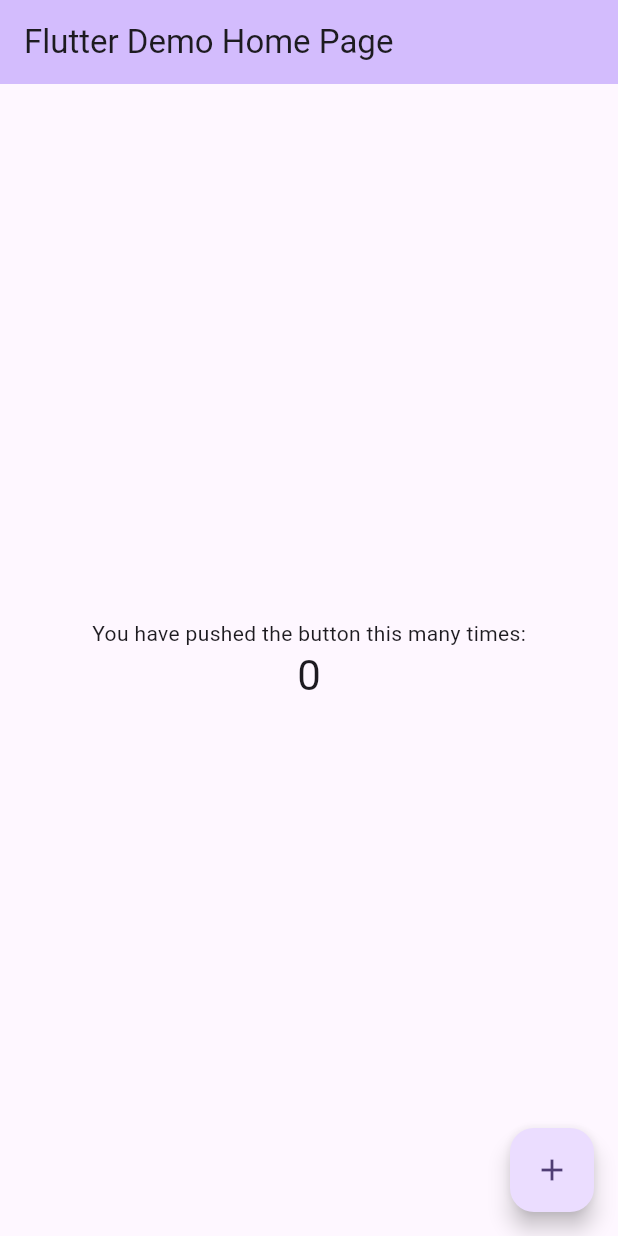
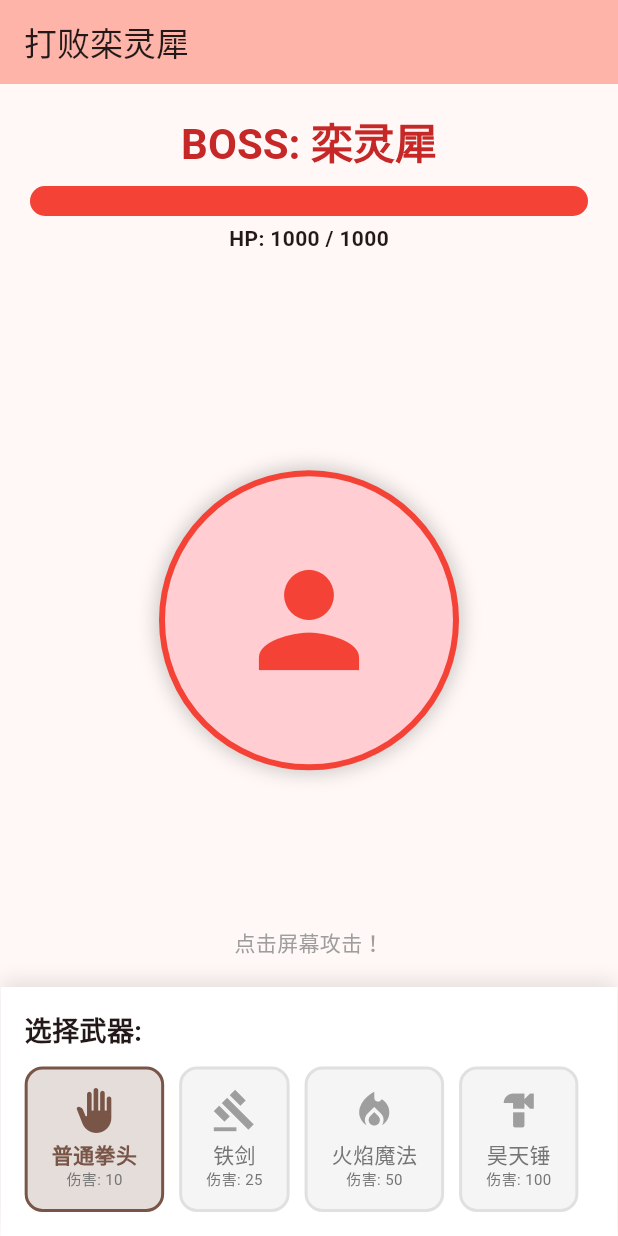
Before and after one commit to could-ai/019b6541-71ec-7f69-9abe-8d49be2211ee, a Flutter app: the screen it shows after launch, on a phone screen of 412 x 824 dp. Run offline on Flutter 3.47's test engine with Material 3 defaults, Android fonts, the phone set to English and light mode, and no system bars.

Commit message:
Update main.dart to set up the app title and route to the new GameScreen.; Create GameScreen with boss battle mechanics, health bar, weapon selection, and damage animations.

```diff
--- /dev/null
+++ b/usr/lib/game_screen.dart
@@ -0,0 +1,393 @@
+import 'dart:async';
+import 'dart:math';
+import 'package:flutter/material.dart';
+
+class GameScreen extends StatefulWidget {
+  const GameScreen({super.key});
+
+  @override
+  State<GameScreen> createState() => _GameScreenState();
+}
+
+class Weapon {
+  final String name;
+  final int damage;
+  final IconData icon;
+  final Color color;
+
+  const Weapon({
+    required this.name,
+    required this.damage,
+    required this.icon,
+    required this.color,
+  });
+}
+
+class DamageText {
+  final String id;
+  final int damage;
+  final double x;
+  final double y;
+  double opacity = 1.0;
+  double offset = 0.0;
+
+  DamageText({
+    required this.id,
+    required this.damage,
+    required this.x,
+    required this.y,
+  });
+}
+
+class _GameScreenState extends State<GameScreen> with TickerProviderStateMixin {
+  // 游戏数值
+  static const int _initialHp = 1000;
+  int _currentHp = _initialHp;
+  bool _isDefeated = false;
+
+  // 武器列表
+  final List<Weapon> _weapons = [
+    const Weapon(name: '普通拳头', damage: 10, icon: Icons.back_hand, color: Colors.brown),
+    const Weapon(name: '铁剑', damage: 25, icon: Icons.gavel, color: Colors.blueGrey),
+    const Weapon(name: '火焰魔法', damage: 50, icon: Icons.local_fire_department, color: Colors.orange),
+    const Weapon(name: '昊天锤', damage: 100, icon: Icons.hardware, color: Colors.purple),
+  ];
+
+  late Weapon _selectedWeapon;
+
+  // 动画控制
+  late AnimationController _shakeController;
+  late Animation<double> _shakeAnimation;
+
+  // 浮动伤害数字
+  final List<DamageText> _damageTexts = [];
+
+  @override
+  void initState() {
+    super.initState();
+    _selectedWeapon = _weapons[0];
+
+    // 初始化受击抖动动画
+    _shakeController = AnimationController(
+      duration: const Duration(milliseconds: 100),
+      vsync: this,
+    );
+    _shakeAnimation = Tween<double>(begin: 0, end: 10).animate(
+      CurvedAnimation(parent: _shakeController, curve: Curves.elasticIn),
+    )..addStatusListener((status) {
+      if (status == AnimationStatus.completed) {
+        _shakeController.reverse();
+      }
+    });
+  }
+
+  @override
+  void dispose() {
+    _shakeController.dispose();
+    super.dispose();
+  }
+
+  void _attack() {
+    if (_isDefeated) return;
+
+    // 播放抖动动画
+    _shakeController.forward(from: 0);
+
+    setState(() {
+      _currentHp -= _selectedWeapon.damage;
+      if (_currentHp <= 0) {
+        _currentHp = 0;
+        _isDefeated = true;
+        _showVictoryDialog();
+      }
+
+      // 添加伤害数字效果
+      _addDamageText(_selectedWeapon.damage);
+    });
+  }
+
+  void _addDamageText(int damage) {
+    final id = DateTime.now().toIso8601String() + Random().nextInt(1000).toString();
+    // 随机位置偏移
+    final randomX = Random().nextDouble() * 100 - 50;
+    final randomY = Random().nextDouble() * 50 - 25;
+
+    final text = DamageText(
+      id: id,
+      damage: damage,
+      x: randomX,
+      y: randomY,
+    );
+
+    setState(() {
+      _damageTexts.add(text);
+    });
+
+    // 简单的动画循环让数字飘起来
+    Timer.periodic(const Duration(milliseconds: 16), (timer) {
+      if (!mounted) {
+        timer.cancel();
+        return;
+      }
+
+      setState(() {
+        final index = _damageTexts.indexWhere((t) => t.id == id);
+        if (index != -1) {
+          _damageTexts[index].offset += 2.0; // 向上飘
+          _damageTexts[index].opacity -= 0.02; // 变淡
+
+          if (_damageTexts[index].opacity <= 0) {
+            _damageTexts.removeAt(index);
+            timer.cancel();
+          }
+        } else {
+          timer.cancel();
+        }
+      });
+    });
+  }
+
+  void _restartGame() {
+    setState(() {
+      _currentHp = _initialHp;
+      _isDefeated = false;
+      _damageTexts.clear();
+    });
+    Navigator.of(context).pop();
+  }
+
+  void _showVictoryDialog() {
+    showDialog(
+      context: context,
+      barrierDismissible: false,
+      builder: (context) => AlertDialog(
+        title: const Text('🎉 胜利！'),
+        content: const Text('你成功打败了栾灵犀！'),
+        actions: [
+          TextButton(
+            onPressed: _restartGame,
+            child: const Text('再打一次'),
+          ),
+        ],
+      ),
+    );
+  }
+
+  @override
+  Widget build(BuildContext context) {
+    return Scaffold(
+      appBar: AppBar(
+        title: const Text('打败栾灵犀'),
+        backgroundColor: Theme.of(context).colorScheme.inversePrimary,
+      ),
+      body: Column(
+        children: [
+          // 顶部血条区域
+          Padding(
+            padding: const EdgeInsets.all(20.0),
+            child: Column(
+              children: [
+                Text(
+                  'BOSS: 栾灵犀',
+                  style: Theme.of(context).textTheme.headlineMedium?.copyWith(
+                    fontWeight: FontWeight.bold,
+                    color: Colors.red[800],
+                  ),
+                ),
+                const SizedBox(height: 10),
+                ClipRRect(
+                  borderRadius: BorderRadius.circular(10),
+                  child: LinearProgressIndicator(
+                    value: _currentHp / _initialHp,
+                    minHeight: 20,
+                    backgroundColor: Colors.grey[300],
+                    color: Colors.red,
+                  ),
+                ),
+                const SizedBox(height: 5),
+                Text(
+                  'HP: $_currentHp / $_initialHp',
+                  style: const TextStyle(fontWeight: FontWeight.bold),
+                ),
+              ],
+            ),
+          ),
+
+          // 中间战斗区域
+          Expanded(
+            child: GestureDetector(
+              onTap: _attack,
+              behavior: HitTestBehavior.opaque, // 确保点击整个区域都有效
+              child: Stack(
+                alignment: Alignment.center,
+                children: [
+                  // 背景点击提示
+                  const Positioned(
+                    bottom: 20,
+                    child: Text(
+                      '点击屏幕攻击！',
+                      style: TextStyle(color: Colors.grey),
+                    ),
+                  ),
+
+                  // BOSS 形象
+                  AnimatedBuilder(
+                    animation: _shakeController,
+                    builder: (context, child) {
+                      return Transform.translate(
+                        offset: Offset(
+                          sin(_shakeController.value * pi * 4) * 10,
+                          0
+                        ),
+                        child: child,
+                      );
+                    },
+                    child: Column(
+                      mainAxisAlignment: MainAxisAlignment.center,
+                      children: [
+                        Container(
+                          width: 200,
+                          height: 200,
+                          decoration: BoxDecoration(
+                            color: _isDefeated ? Colors.grey : Colors.red[100],
+                            shape: BoxShape.circle,
+                            border: Border.all(
+                              color: _isDefeated ? Colors.grey : Colors.red,
+                              width: 4,
+                            ),
+                            boxShadow: [
+                              BoxShadow(
+                                color: Colors.black.withOpacity(0.2),
+                                blurRadius: 10,
+                                spreadRadius: 2,
+                              )
+                            ],
+                          ),
+                          child: Center(
+                            child: _isDefeated
+                              ? const Icon(Icons.sentiment_very_dissatisfied, size: 100, color: Colors.white)
+                              : const Icon(Icons.person, size: 100, color: Colors.red),
+                          ),
+                        ),
+                        const SizedBox(height: 20),
+                        if (_isDefeated)
+                          const Text(
+                            '已击败',
+                            style: TextStyle(fontSize: 24, fontWeight: FontWeight.bold, color: Colors.grey),
+                          ),
+                      ],
+                    ),
+                  ),
+
+                  // 伤害数字层
+                  ..._damageTexts.map((text) {
+                    return Positioned(
+                      left: MediaQuery.of(context).size.width / 2 + text.x - 20, // 居中偏移
+                      top: MediaQuery.of(context).size.height / 3 - text.offset + text.y,
+                      child: Opacity(
+                        opacity: text.opacity,
+                        child: Text(
+                          '-${text.damage}',
+                          style: TextStyle(
+                            fontSize: 32,
+                            fontWeight: FontWeight.bold,
+                            color: Colors.red[900],
+                            shadows: const [
+                              Shadow(
+                                blurRadius: 2,
+                                color: Colors.white,
+                                offset: Offset(1, 1),
+                              )
+                            ],
+                          ),
+                        ),
+                      ),
+                    );
+                  }),
+                ],
+              ),
+            ),
+          ),
+
+          // 底部武器选择区域
+          Container(
+            padding: const EdgeInsets.all(16),
+            decoration: BoxDecoration(
+              color: Colors.white,
+              boxShadow: [
+                BoxShadow(
+                  color: Colors.black.withOpacity(0.1),
+                  blurRadius: 10,
+                  offset: const Offset(0, -5),
+                ),
+              ],
+            ),
+            child: Column(
+              crossAxisAlignment: CrossAxisAlignment.start,
+              children: [
+                const Text(
+                  '选择武器:',
+                  style: TextStyle(fontSize: 18, fontWeight: FontWeight.bold),
+                ),
+                const SizedBox(height: 10),
+                SingleChildScrollView(
+                  scrollDirection: Axis.horizontal,
+                  child: Row(
+                    children: _weapons.map((weapon) {
+                      final isSelected = _selectedWeapon == weapon;
+                      return Padding(
+                        padding: const EdgeInsets.only(right: 10),
+                        child: InkWell(
+                          onTap: () {
+                            setState(() {
+                              _selectedWeapon = weapon;
+                            });
+                          },
+                          child: Container(
+                            padding: const EdgeInsets.symmetric(horizontal: 16, vertical: 12),
+                            decoration: BoxDecoration(
+                              color: isSelected ? weapon.color.withOpacity(0.2) : Colors.grey[100],
+                              border: Border.all(
+                                color: isSelected ? weapon.color : Colors.grey[300]!,
+                                width: 2,
+                              ),
+                              borderRadius: BorderRadius.circular(12),
+                            ),
+                            child: Column(
+                              children: [
+                                Icon(
+                                  weapon.icon,
+                                  color: isSelected ? weapon.color : Colors.grey,
+                                  size: 30,
+                                ),
+                                const SizedBox(height: 4),
+                                Text(
+                                  weapon.name,
+                                  style: TextStyle(
+                                    fontWeight: isSelected ? FontWeight.bold : FontWeight.normal,
+                                    color: isSelected ? weapon.color : Colors.grey[600],
+                                  ),
+                                ),
+                                Text(
+                                  '伤害: ${weapon.damage}',
+                                  style: TextStyle(
+                                    fontSize: 10,
+                                    color: Colors.grey[600],
+                                  ),
+                                ),
+                              ],
+                            ),
+                          ),
+                        ),
+                      );
+                    }).toList(),
+                  ),
+                ),
+              ],
+            ),
+          ),
+        ],
+      ),
+    );
+  }
+}
--- a/usr/lib/main.dart
+++ b/usr/lib/main.dart
@@ -1,4 +1,5 @@
 import 'package:flutter/material.dart';
+import 'game_screen.dart';
 
 void main() {
   runApp(const MyApp());
@@ -7,117 +8,19 @@ void main() {
 class MyApp extends StatelessWidget {
   const MyApp({super.key});
 
-  // This widget is the root of your application.
   @override
   Widget build(BuildContext context) {
     return MaterialApp(
-      title: 'Flutter Demo',
+      title: '打败栾灵犀',
       debugShowCheckedModeBanner: false,
       theme: ThemeData(
-        // This is the theme of your application.
-        //
-        // TRY THIS: Try running your application with "flutter run". You'll see
-        // the application has a purple toolbar. Then, without quitting the app,
-        // try changing the seedColor in the colorScheme below to Colors.green
-        // and then invoke "hot reload" (save your changes or press the "hot
-        // reload" button in a Flutter-supported IDE, or press "r" if you used
-        // the command line to start the app).
-        //
-        // Notice that the counter didn't reset back to zero; the application
-        // state is not lost during the reload. To reset the state, use hot
-        // restart instead.
-        //
-        // This works for code too, not just values: Most code changes can be
-        // tested with just a hot reload.
-        colorScheme: ColorScheme.fromSeed(seedColor: Colors.deepPurple),
+        colorScheme: ColorScheme.fromSeed(seedColor: Colors.red),
+        useMaterial3: true,
       ),
       initialRoute: '/',
       routes: {
-        '/': (context) => const MyHomePage(title: 'Flutter Demo Home Page'),
+        '/': (context) => const GameScreen(),
       },
     );
   }
 }
-
-class MyHomePage extends StatefulWidget {
-  const MyHomePage({super.key, required this.title});
-
-  // This widget is the home page of your application. It is stateful, meaning
-  // that it has a State object (defined below) that contains fields that affect
-  // how it looks.
-
-  // This class is the configuration for the state. It holds the values (in this
-  // case the title) provided by the parent (in this case the App widget) and
-  // used by the build method of the State. Fields in a Widget subclass are
-  // always marked "final".
-
-  final String title;
-
-  @override
-  State<MyHomePage> createState() => _MyHomePageState();
-}
-
-class _MyHomePageState extends State<MyHomePage> {
-  int _counter = 0;
-
-  void _incrementCounter() {
-    setState(() {
-      // This call to setState tells the Flutter framework that something has
-      // changed in this State, which causes it to rerun the build method below
-      // so that the display can reflect the updated values. If we changed
-      // _counter without calling setState(), then the build method would not be
-      // called again, and so nothing would appear to happen.
-      _counter++;
-    });
-  }
-
-  @override
-  Widget build(BuildContext context) {
-    // This method is rerun every time setState is called, for instance as done
-    // by the _incrementCounter method above.
-    //
-    // The Flutter framework has been optimized to make rerunning build methods
-    // fast, so that you can just rebuild anything that needs updating rather
-    // than having to individually change instances of widgets.
-    return Scaffold(
-      appBar: AppBar(
-        // TRY THIS: Try changing the color here to a specific color (to
-        // Colors.amber, perhaps?) and trigger a hot reload to see the AppBar
-        // change color while the other colors stay the same.
-        backgroundColor: Theme.of(context).colorScheme.inversePrimary,
-        // Here we take the value from the MyHomePage object that was created by
-        // the App.build method, and use it to set our appbar title.
-        title: Text(widget.title),
-      ),
-      body: Center(
-        // Center is a layout widget. It takes a single child and positions it
-        // in the middle of the parent.
-        child: Column(
-          // Column is also a layout widget. It takes a list of children and
-          // arranges them vertically. By default, it sizes itself to fit its
-          // children horizontally, and tries to be as tall as its parent.
-          //
-          // Column has various properties to control how it sizes itself and
-          // how it positions its children. Here we use mainAxisAlignment to
-          // center the children vertically; the main axis here is the vertical
-          // axis because Columns are vertical (the cross axis would be
-          // horizontal).
-          //
-          // TRY THIS: Invoke "debug painting" (choose the "Toggle Debug Paint"
-          // action in the IDE, or press "p" in the console), to see the
-          // wireframe for each widget.
-          mainAxisAlignment: MainAxisAlignment.center,
-          children: <Widget>[
-            const Text('You have pushed the button this many times:'),
-            Text('$_counter', style: Theme.of(context).textTheme.headlineMedium),
-          ],
-        ),
-      ),
-      floatingActionButton: FloatingActionButton(
-        onPressed: _incrementCounter,
-        tooltip: 'Increment',
-        child: const Icon(Icons.add),
-      ), // This trailing comma makes auto-formatting nicer for build methods.
-    );
-  }
-}
```
